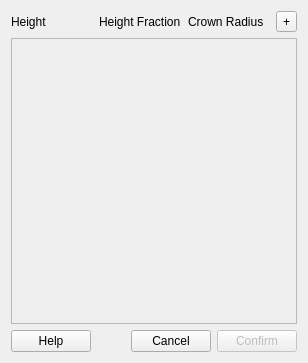
Qt form src/crowns_thresholds.ui (rskelly/treetops) before a commit.
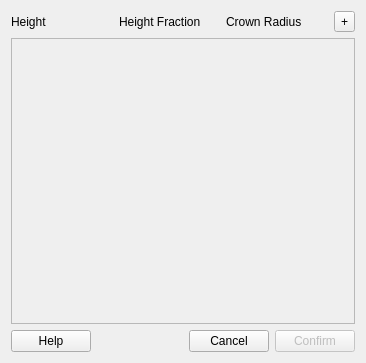
The same form after that commit.

What changed in the file:
```diff
--- a/src/crowns_thresholds.ui
+++ b/src/crowns_thresholds.ui
@@ -6,7 +6,7 @@
    <rect>
     <x>0</x>
     <y>0</y>
-    <width>308</width>
+    <width>366</width>
     <height>363</height>
    </rect>
   </property>
@@ -56,7 +56,7 @@
        <rect>
         <x>0</x>
         <y>0</y>
-        <width>282</width>
+        <width>340</width>
         <height>261</height>
        </rect>
       </property>
```
